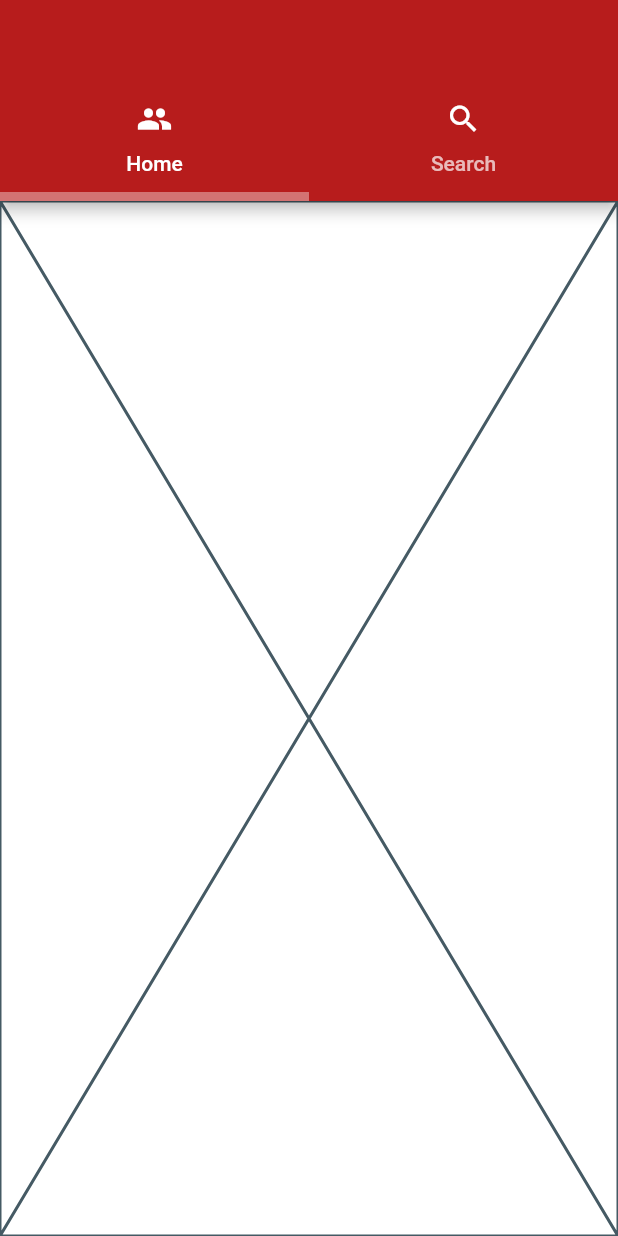
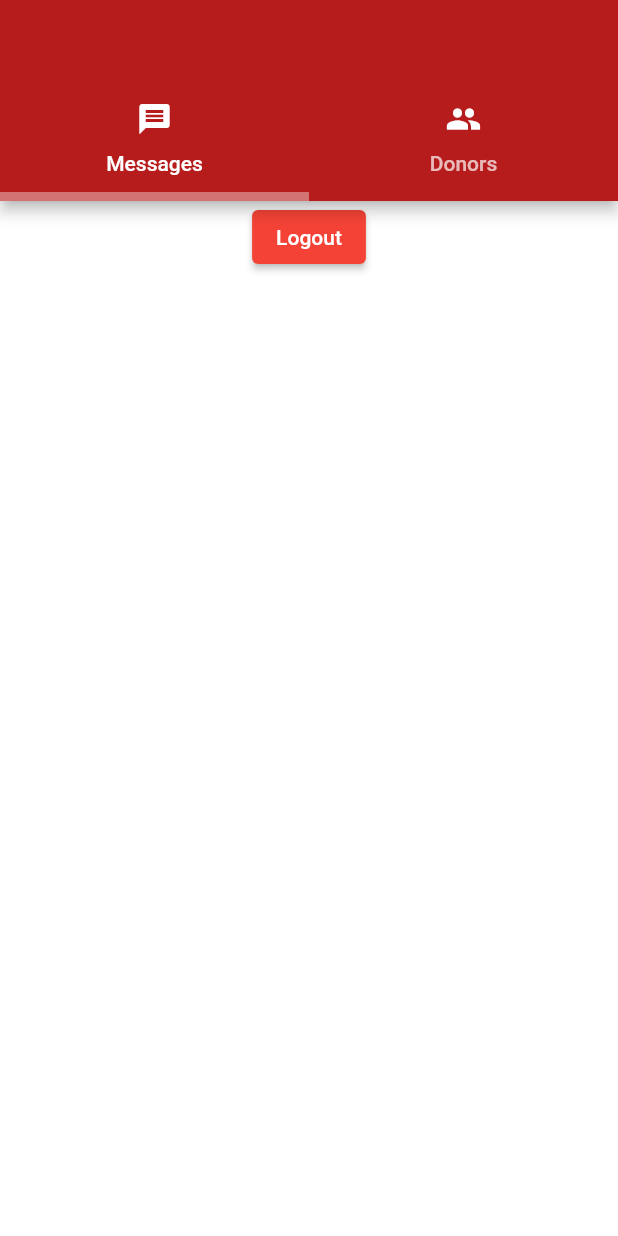
Before and after one commit to TinuBose/blood_link, a Flutter app: the AdminScreen screen opened directly, on a phone screen of 412 x 824 dp. Run offline on Flutter 3.47's test engine with Material 2 defaults, Android fonts, the phone set to English and light mode, and no system bars; our stand-ins replace cloud_firestore, firebase_auth, firebase_core, firebase_storage, geocoding, geolocator and 2 more; accounts and stored records are empty.

Commit message:
hide the roles

```diff
--- a/lib/main_screens/admin_screen.dart
+++ b/lib/main_screens/admin_screen.dart
@@ -31,17 +31,17 @@ class _AdminScreenState extends State<AdminScreen> {
               tabs: [
                 Tab(
                   icon: Icon(
+                    Icons.message,
+                    color: Colors.white,
+                  ),
+                  text: "Messages",
+                ),
+                Tab(
+                  icon: Icon(
                     Icons.people,
                     color: Colors.white,
                   ),
-                  text: "Home",
-                ),
-                Tab(
-                  icon: Icon(
-                    Icons.search,
-                    color: Colors.white,
-                  ),
-                  text: "Search",
+                  text: "Donors",
                 ),
               ],
               indicatorColor: Colors.white38,
--- a/lib/main_screens/sub_admin_screens.dart/admin_messages.dart
+++ b/lib/main_screens/sub_admin_screens.dart/admin_messages.dart
@@ -1,3 +1,5 @@
+import 'package:blood_link/authentication/auth_screen.dart';
+import 'package:blood_link/global/global.dart';
 import 'package:flutter/material.dart';
 
 class MessageScreen extends StatefulWidget {
@@ -10,6 +12,23 @@ class MessageScreen extends StatefulWidget {
 class _MessageScreenState extends State<MessageScreen> {
   @override
   Widget build(BuildContext context) {
-    return const Placeholder();
+    return SingleChildScrollView(
+      child: Column(
+        children: [
+          ElevatedButton(
+            onPressed: () {
+              firebaseAuth.signOut().then((value) {
+                Navigator.push(context,
+                    MaterialPageRoute(builder: (c) => const AuthScreen()));
+              });
+            },
+            style: ElevatedButton.styleFrom(
+              primary: Colors.red,
+            ),
+            child: const Text("Logout"),
+          ),
+        ],
+      ),
+    );
   }
 }
```
Also changed, not shown: lib/main_screens/sub_admin_screens.dart/donor_details.dart (+85 -1 lines), lib/main_screens/sub_home_screens/sub_home.dart (+11 -0 lines).
